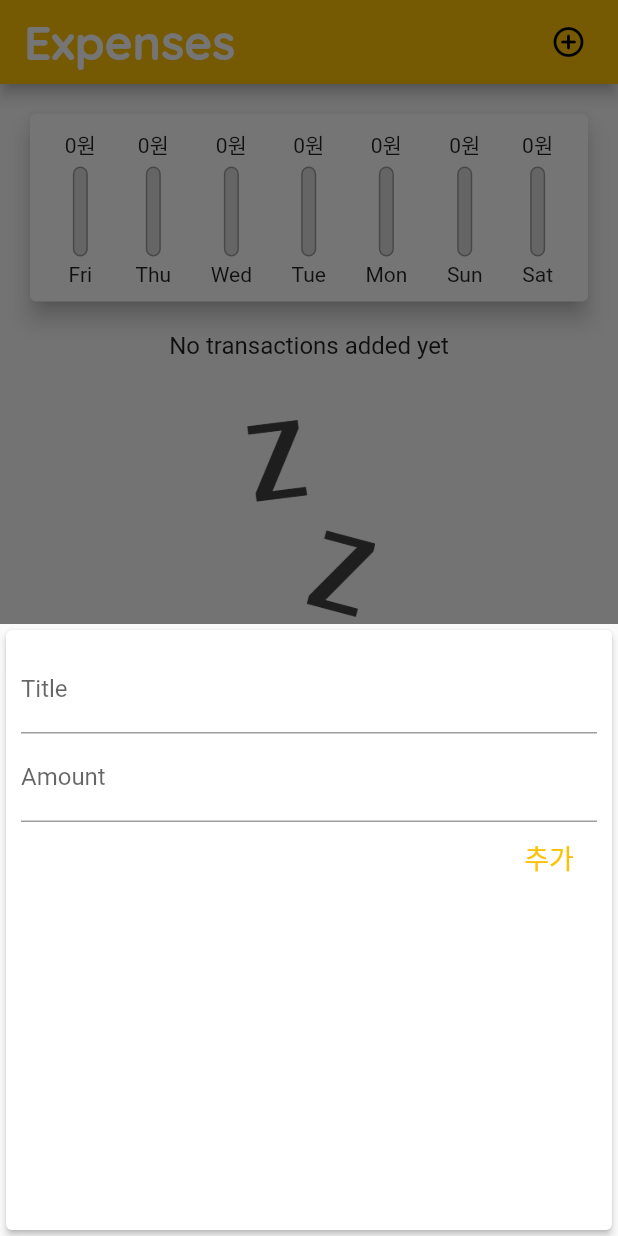
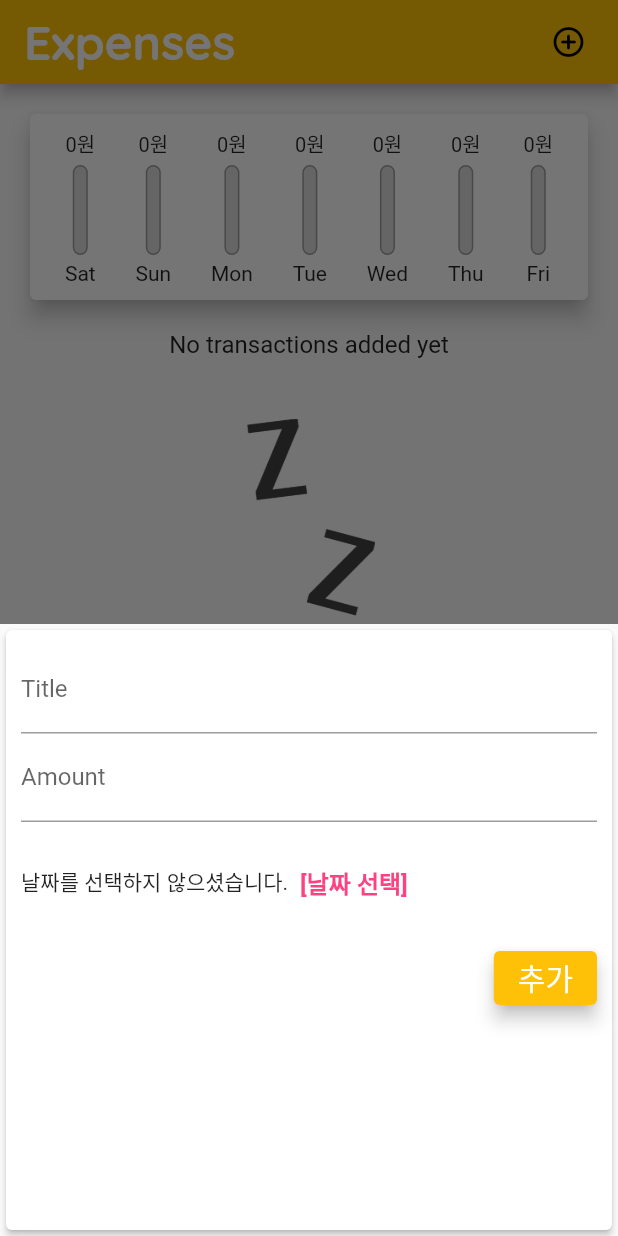
Before and after one commit to Tchaikovsky1114/flutter-expenses, a Flutter app: the screen it shows after launch, after a tap on the "add circle outline" icon, on a phone screen of 412 x 824 dp. Run offline on Flutter 3.47's test engine with Material 2 defaults, Android fonts, the phone set to English and light mode, and no system bars; our stand-ins replace timezone; Roboto replaces fonts that are missing (Wandohope).

Commit message:
feat: datepicker 구현

```diff
--- a/lib/chart.dart
+++ b/lib/chart.dart
@@ -21,13 +21,11 @@ class Chart extends StatelessWidget {
           totalSum += recentTransaction[i].amount;
         }
       }
-      print(DateFormat.E().format(weekDay));
-      print(totalSum);
       return {
         'day': DateFormat.E().format(weekDay),
         'amount': totalSum,
       };
-    });
+    }).reversed.toList();
   }
 
   double get totalSpending {
@@ -53,7 +51,9 @@ class Chart extends StatelessWidget {
                   child: ChartBar(
                     data['day'] as String,
                     data['amount'] as double,
-                    (data['amount'] as double) / totalSpending,
+                    totalSpending == 0
+                        ? 0
+                        : (data['amount'] as double) / totalSpending,
                   ),
                 );
               }).toList()
--- a/lib/chart_bar.dart
+++ b/lib/chart_bar.dart
@@ -12,8 +12,11 @@ class ChartBar extends StatelessWidget {
   Widget build(BuildContext context) {
     return Column(
       children: [
-        FittedBox(
-          child: Text('${spendingAmount.toStringAsFixed(0)}원'),
+        SizedBox(
+          height: 20,
+          child: FittedBox(
+            child: Text('${spendingAmount.toStringAsFixed(0)}원'),
+          ),
         ),
         const SizedBox(
           height: 4,
@@ -35,7 +38,7 @@ class ChartBar extends StatelessWidget {
               ),
               FractionallySizedBox(
                 heightFactor:
-                    spendingPctOfTotal.isNegative ? null : spendingPctOfTotal,
+                    spendingPctOfTotal.isNegative ? 0 : spendingPctOfTotal,
                 child: Container(
                   decoration: BoxDecoration(
                     color: Theme.of(context).primaryColor,
--- a/lib/main.dart
+++ b/lib/main.dart
@@ -9,7 +9,7 @@ import 'package:timezone/data/latest.dart' as tz;
 void main() {
   WidgetsFlutterBinding.ensureInitialized();
   tz.initializeTimeZones();
-  runApp(MyApp());
+  runApp(const MyApp());
 }
 
 class MyApp extends StatefulWidget {
@@ -77,6 +77,10 @@ class _MyAppState extends State<MyApp> {
               fontSize: 12,
               fontFamily: 'Quicksand',
             ),
+            labelLarge: const TextStyle(
+              color: Colors.white,
+              fontSize: 20,
+            ),
           ),
           fontFamily: 'Wandohope'),
       home: Scaffold(
--- a/lib/new_transaction.dart
+++ b/lib/new_transaction.dart
@@ -1,4 +1,5 @@
 import 'package:flutter/material.dart';
+import 'package:intl/intl.dart';
 
 class NewTransaction extends StatefulWidget {
   final Function addTransactionHandler;
@@ -13,16 +14,32 @@ class NewTransaction extends StatefulWidget {
 }
 
 class _NewTransactionState extends State<NewTransaction> {
-  final titleController = TextEditingController();
-
-  final amountController = TextEditingController();
-
-  void submitData() {
-    final enteredTitle = titleController.text;
-    final enteredAmount = double.parse(amountController.text);
+  final _titleController = TextEditingController();
+  final _amountController = TextEditingController();
+  dynamic _selectedDate;
+  void _submitData() {
+    final enteredTitle = _titleController.text;
+    final enteredAmount = double.parse(_amountController.text);
     if (enteredAmount <= 0 || enteredTitle.isEmpty) return;
     widget.addTransactionHandler(enteredTitle, enteredAmount);
     Navigator.of(context).pop();
+  }
+
+  void _presentDatePicker() {
+    showDatePicker(
+            context: context,
+            initialDate: DateTime.now(),
+            firstDate: DateTime(2019),
+            lastDate: DateTime(2099))
+        .then((pickedDate) {
+      if (pickedDate == null) {
+        return _selectedDate = null;
+      }
+      setState(() {
+        _selectedDate = pickedDate;
+      });
+    });
+    print('...');
   }
 
   @override
@@ -42,7 +59,7 @@ class _NewTransactionState extends State<NewTransaction> {
               decoration: const InputDecoration(
                 labelText: 'Title',
               ),
-              controller: titleController,
+              controller: _titleController,
               keyboardType: TextInputType.name,
             ),
             TextField(
@@ -50,19 +67,47 @@ class _NewTransactionState extends State<NewTransaction> {
               decoration: const InputDecoration(
                 labelText: 'Amount',
               ),
-              controller: amountController,
+              controller: _amountController,
               keyboardType:
                   const TextInputType.numberWithOptions(decimal: true),
-              onSubmitted: (_) => submitData(),
+              onSubmitted: (_) => _submitData(),
             ),
-            TextButton(
-                onPressed: submitData,
-                child: const Text(
-                  '추가',
-                  style: TextStyle(
-                    fontSize: 18,
+            SizedBox(
+              height: 80,
+              child: Row(
+                children: [
+                  Text(
+                    _selectedDate == null
+                        ? '날짜를 선택하지 않으셨습니다.'
+                        : DateFormat.yMd().format(_selectedDate),
                   ),
-                ))
+                  TextButton(
+                    onPressed: _presentDatePicker,
+                    child: Text(
+                      '[날짜 선택]',
+                      style: TextStyle(
+                          fontWeight: FontWeight.bold,
+                          fontSize: 16,
+                          color: Colors.pinkAccent.shade200),
+                    ),
+                  )
+                ],
+              ),
+            ),
+            ElevatedButton(
+              style: ElevatedButton.styleFrom(
+                backgroundColor: Colors.amber,
+                textStyle: const TextStyle(
+                  color: Colors.white,
+                ),
+                elevation: 5,
+              ),
+              onPressed: _submitData,
+              child: Text(
+                '추가',
+                style: Theme.of(context).primaryTextTheme.labelLarge,
+              ),
+            )
           ],
         ),
       ),
```
Also changed, not shown: lib/transaction_list.dart (+12 -1 lines).
